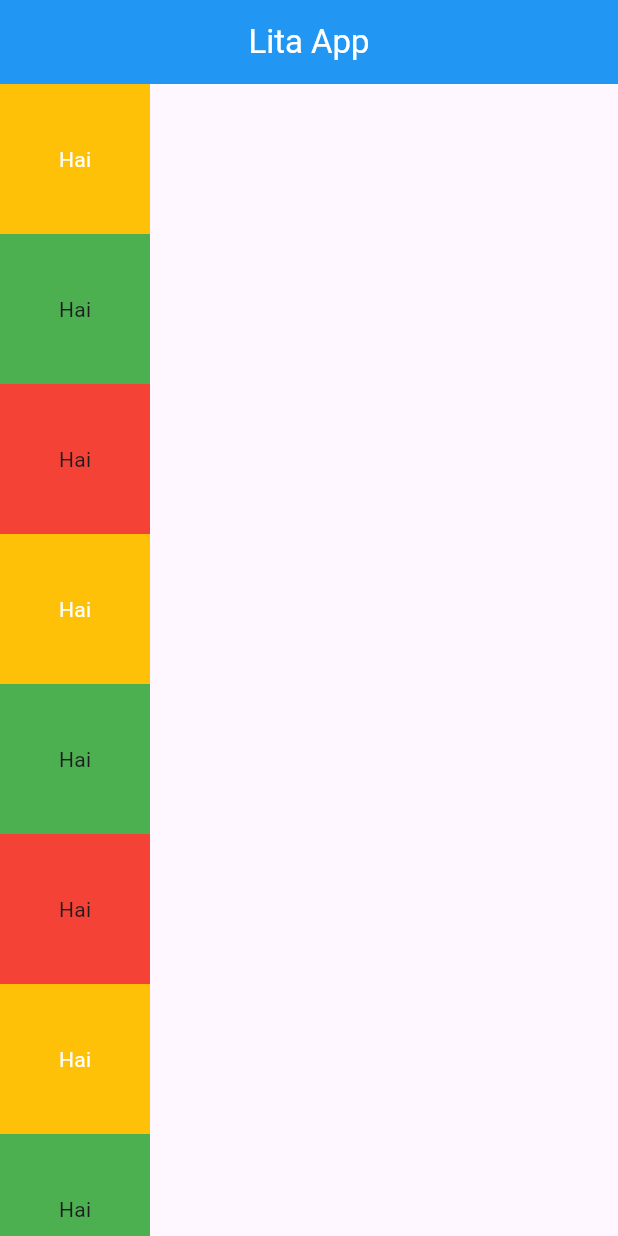
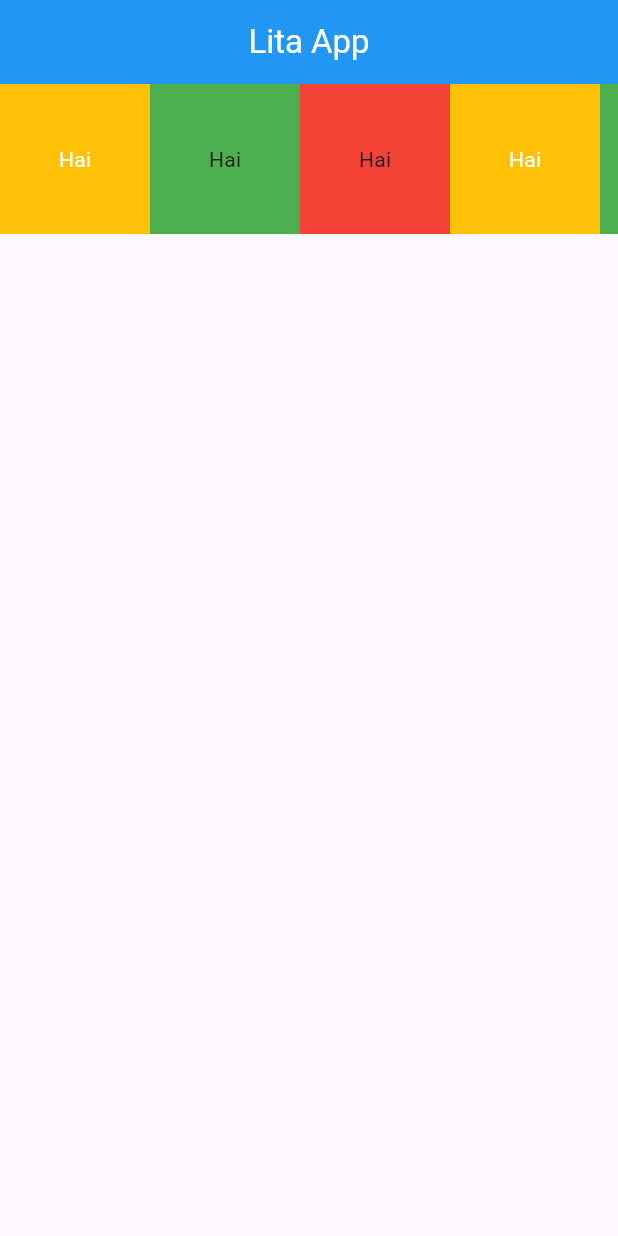
Before and after one commit to maulitayasmin/mobile, a Flutter app: the screen it shows after launch, on a phone screen of 412 x 824 dp. Run offline on Flutter 3.47's test engine with Material 3 defaults, Android fonts, the phone set to English and light mode, and no system bars.

Commit message:
scroll samping

```diff
--- a/lib/main.dart
+++ b/lib/main.dart
@@ -18,10 +18,101 @@ class LitaApp extends StatelessWidget {
           foregroundColor: Colors.white,
           backgroundColor: Colors.blue,
         ),
-        body: SingleChildScrollView( //bisanya discroll ke bawah, kesamping gabisa
-          child: Column( //digunakan untuk menumpuk, jadi outputnya yang keluar adalah kotak terakhir
+        body: SingleChildScrollView(
+          scrollDirection: Axis.horizontal, //digunakan untuk scroll samping
+          child: Row( //digunakan untuk menumpuk, jadi outputnya yang keluar adalah kotak terakhir
           children: [
               Container(
+                width: 100,
+                height: 100,
+                color: Colors.amber, // Memberikan warna pada container sehingga bisa disebut widget visible
+                child: Center(
+                  child: Text(
+                    'Hai',
+                    style: TextStyle(
+                      color: Colors.white, // Mengubah warna teks menjadi putih
+                    ),
+                  ),
+                ),
+              ),
+
+            Container(
+              width: 100,
+              height: 100,
+              color: Colors.green, //Memberikan wara pada container sehingga bisa disebut widget visible
+              child: Center(
+                child: Text('Hai')
+              ),
+            ),
+            Container(
+              width: 100,
+              height: 100,
+              color: Colors.red, //Memberikan wara pada container sehingga bisa disebut widget visible
+              child: Center(
+                child: Text('Hai')
+              ),
+            ),
+            Container(
+                width: 100,
+                height: 100,
+                color: Colors.amber, // Memberikan warna pada container sehingga bisa disebut widget visible
+                child: Center(
+                  child: Text(
+                    'Hai',
+                    style: TextStyle(
+                      color: Colors.white, // Mengubah warna teks menjadi putih
+                    ),
+                  ),
+                ),
+              ),
+
+            Container(
+              width: 100,
+              height: 100,
+              color: Colors.green, //Memberikan wara pada container sehingga bisa disebut widget visible
+              child: Center(
+                child: Text('Hai')
+              ),
+            ),
+            Container(
+              width: 100,
+              height: 100,
+              color: Colors.red, //Memberikan wara pada container sehingga bisa disebut widget visible
+              child: Center(
+                child: Text('Hai')
+              ),
+            ),
+            Container(
+                width: 100,
+                height: 100,
+                color: Colors.amber, // Memberikan warna pada container sehingga bisa disebut widget visible
+                child: Center(
+                  child: Text(
+                    'Hai',
+                    style: TextStyle(
+                      color: Colors.white, // Mengubah warna teks menjadi putih
+                    ),
+                  ),
+                ),
+              ),
+
+            Container(
+              width: 100,
+              height: 100,
+              color: Colors.green, //Memberikan wara pada container sehingga bisa disebut widget visible
+              child: Center(
+                child: Text('Hai')
+              ),
+            ),
+            Container(
+              width: 100,
+              height: 100,
+              color: Colors.red, //Memberikan wara pada container sehingga bisa disebut widget visible
+              child: Center(
+                child: Text('Hai')
+              ),
+            ),
+            Container(
                 width: 100,
                 height: 100,
                 color: Colors.amber, // Memberikan warna pada container sehingga bisa disebut widget visible
```
